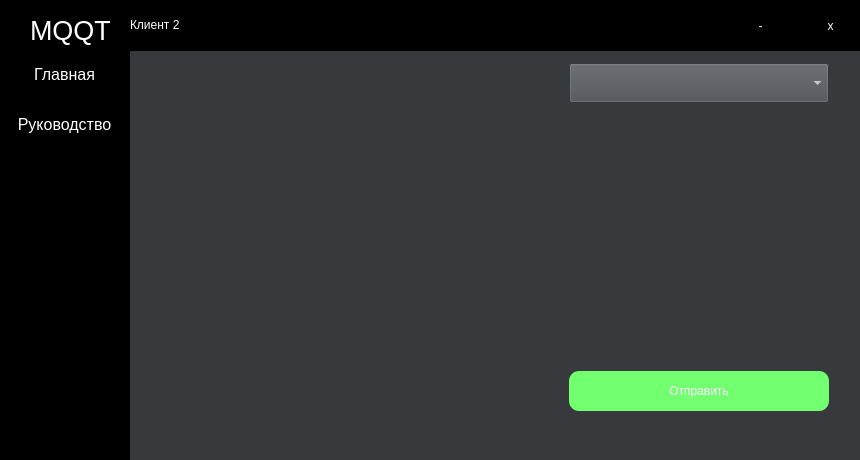
Old version of the form client2.ui in the repository gaaldren/MQTT.
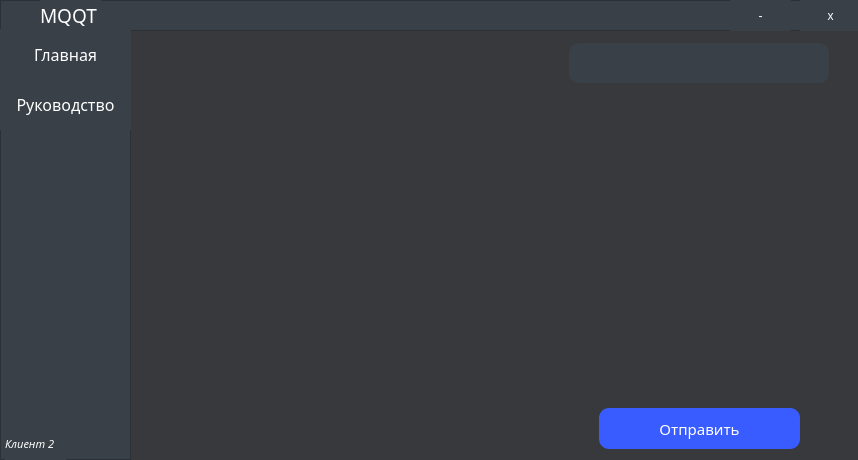
New version of the form.

The edit to the form file:
```diff
--- a/client2.ui
+++ b/client2.ui
@@ -6,7 +6,7 @@
    <rect>
     <x>0</x>
     <y>0</y>
-    <width>860</width>
+    <width>858</width>
     <height>460</height>
    </rect>
   </property>
@@ -35,11 +35,19 @@
       <x>0</x>
       <y>0</y>
       <width>861</width>
-      <height>51</height>
+      <height>31</height>
      </rect>
     </property>
+    <property name="font">
+     <font>
+      <family>Montserrat Black</family>
+      <weight>75</weight>
+      <italic>true</italic>
+      <bold>true</bold>
+     </font>
+    </property>
     <property name="styleSheet">
-     <string notr="true">background-color: rgb(0, 0, 0);</string>
+     <string notr="true">background-color: rgb(57, 64, 72);</string>
     </property>
     <property name="frameShape">
      <enum>QFrame::StyledPanel</enum>
@@ -53,13 +61,13 @@
        <x>730</x>
        <y>0</y>
        <width>61</width>
-       <height>51</height>
+       <height>31</height>
       </rect>
      </property>
      <property name="styleSheet">
       <string notr="true">QPushButton {
  color: rgb(255, 255, 255);
-background-color: black;
+background-color: rgb(57, 64, 72);
  border: 0px solid;
 }
 
@@ -77,13 +85,13 @@
        <x>800</x>
        <y>0</y>
        <width>61</width>
-       <height>51</height>
+       <height>31</height>
       </rect>
      </property>
      <property name="styleSheet">
       <string notr="true">QPushButton {
  color: rgb(255, 255, 255);
-background-color: black;
+background-color: rgb(57, 64, 72);
  border: 0px solid;
 }
 
@@ -98,48 +106,39 @@
     <widget class="QLabel" name="label">
      <property name="geometry">
       <rect>
-       <x>30</x>
-       <y>10</y>
-       <width>81</width>
-       <height>41</height>
+       <x>40</x>
+       <y>0</y>
+       <width>61</width>
+       <height>31</height>
       </rect>
      </property>
+     <property name="font">
+      <font>
+       <family>Montserrat Medium</family>
+       <weight>50</weight>
+       <italic>false</italic>
+       <bold>false</bold>
+      </font>
+     </property>
      <property name="styleSheet">
       <string notr="true">color: rgb(255, 255, 255);</string>
      </property>
      <property name="text">
-      <string>&lt;html&gt;&lt;head/&gt;&lt;body&gt;&lt;p&gt;&lt;span style=&quot; font-size:20pt;&quot;&gt;MQQT&lt;/span&gt;&lt;/p&gt;&lt;/body&gt;&lt;/html&gt;</string>
-     </property>
-    </widget>
-    <widget class="QLabel" name="label_2">
-     <property name="geometry">
-      <rect>
-       <x>130</x>
-       <y>10</y>
-       <width>51</width>
-       <height>31</height>
-      </rect>
-     </property>
-     <property name="styleSheet">
-      <string notr="true">color: rgb(255, 255, 255);
-</string>
-     </property>
-     <property name="text">
-      <string>&lt;html&gt;&lt;head/&gt;&lt;body&gt;&lt;p&gt;Клиент 2&lt;/p&gt;&lt;/body&gt;&lt;/html&gt;</string>
+      <string>&lt;html&gt;&lt;head/&gt;&lt;body&gt;&lt;p&gt;&lt;span style=&quot; font-size:14pt;&quot;&gt;MQQT&lt;/span&gt;&lt;/p&gt;&lt;/body&gt;&lt;/html&gt;</string>
      </property>
     </widget>
    </widget>
    <widget class="QFrame" name="frame_3">
     <property name="geometry">
      <rect>
-      <x>-1</x>
-      <y>49</y>
+      <x>0</x>
+      <y>29</y>
       <width>131</width>
-      <height>411</height>
+      <height>431</height>
      </rect>
     </property>
     <property name="styleSheet">
-     <string notr="true">background-color: rgb(0, 0, 0);</string>
+     <string notr="true">background-color: rgb(57, 64, 72);</string>
     </property>
     <property name="frameShape">
      <enum>QFrame::StyledPanel</enum>
@@ -158,13 +157,15 @@
      </property>
      <property name="font">
       <font>
+       <family>Montserrat Medium</family>
        <pointsize>12</pointsize>
+       <italic>false</italic>
       </font>
      </property>
      <property name="styleSheet">
       <string notr="true">QPushButton {
  color: rgb(255, 255, 255);
-background-color: black;
+background-color: rgb(57, 64, 72);
  border: 0px solid;
 }
 
@@ -187,13 +188,15 @@
      </property>
      <property name="font">
       <font>
+       <family>Montserrat Medium</family>
        <pointsize>12</pointsize>
+       <italic>false</italic>
       </font>
      </property>
      <property name="styleSheet">
       <string notr="true">QPushButton {
  color: rgb(255, 255, 255);
-background-color: black;
+background-color: rgb(57, 64, 72);
  border: 0px solid;
 }
 
@@ -205,28 +208,61 @@
       <string>Руководство</string>
      </property>
     </widget>
+    <widget class="QLabel" name="label_2">
+     <property name="geometry">
+      <rect>
+       <x>5</x>
+       <y>400</y>
+       <width>61</width>
+       <height>31</height>
+      </rect>
+     </property>
+     <property name="font">
+      <font>
+       <family>Montserrat Medium</family>
+       <pointsize>8</pointsize>
+       <weight>50</weight>
+       <italic>true</italic>
+       <bold>false</bold>
+      </font>
+     </property>
+     <property name="styleSheet">
+      <string notr="true">color: rgb(255, 255, 255);
+</string>
+     </property>
+     <property name="text">
+      <string>&lt;html&gt;&lt;head/&gt;&lt;body&gt;&lt;p&gt;Клиент 2&lt;/p&gt;&lt;/body&gt;&lt;/html&gt;</string>
+     </property>
+    </widget>
    </widget>
    <widget class="QStackedWidget" name="stackedWidget">
     <property name="geometry">
      <rect>
       <x>139</x>
-      <y>59</y>
+      <y>39</y>
       <width>721</width>
-      <height>391</height>
+      <height>411</height>
      </rect>
     </property>
     <widget class="QWidget" name="page">
      <widget class="QPushButton" name="btn_for_sendmessage2">
       <property name="geometry">
        <rect>
-        <x>430</x>
-        <y>312</y>
-        <width>260</width>
-        <height>40</height>
+        <x>460</x>
+        <y>369</y>
+        <width>201</width>
+        <height>41</height>
        </rect>
       </property>
+      <property name="font">
+       <font>
+        <family>Montserrat Medium</family>
+        <pointsize>11</pointsize>
+        <italic>false</italic>
+       </font>
+      </property>
       <property name="styleSheet">
-       <string notr="true">background-color: rgb(114, 255, 112);
+       <string notr="true">background-color: rgb(56, 92, 255);
 border-radius: 10px;
 color: rgb(255, 255, 255);</string>
       </property>
@@ -240,13 +276,14 @@
         <x>0</x>
         <y>4</y>
         <width>404</width>
-        <height>302</height>
+        <height>341</height>
        </rect>
       </property>
       <property name="font">
        <font>
-        <family>MS Shell Dlg 2</family>
+        <family>Montserrat Medium</family>
         <pointsize>12</pointsize>
+        <italic>false</italic>
        </font>
       </property>
       <property name="styleSheet">
@@ -260,7 +297,7 @@
        <string>&lt;!DOCTYPE HTML PUBLIC &quot;-//W3C//DTD HTML 4.0//EN&quot; &quot;http://www.w3.org/TR/REC-html40/strict.dtd&quot;&gt;
 &lt;html&gt;&lt;head&gt;&lt;meta name=&quot;qrichtext&quot; content=&quot;1&quot; /&gt;&lt;style type=&quot;text/css&quot;&gt;
 p, li { white-space: pre-wrap; }
-&lt;/style&gt;&lt;/head&gt;&lt;body style=&quot; font-family:'MS Shell Dlg 2'; font-size:12pt; font-weight:400; font-style:normal;&quot;&gt;
+&lt;/style&gt;&lt;/head&gt;&lt;body style=&quot; font-family:'Montserrat Medium'; font-size:12pt; font-weight:400; font-style:normal;&quot;&gt;
 &lt;p style=&quot;-qt-paragraph-type:empty; margin-top:0px; margin-bottom:0px; margin-left:0px; margin-right:0px; -qt-block-indent:0; text-indent:0px; font-family:'Montserrat'; font-size:8.25pt;&quot;&gt;&lt;br /&gt;&lt;/p&gt;&lt;/body&gt;&lt;/html&gt;</string>
       </property>
      </widget>
@@ -275,13 +312,32 @@
       </property>
       <property name="font">
        <font>
-        <family>Montserrat</family>
+        <family>Montserrat Medium</family>
+        <pointsize>10</pointsize>
+        <italic>false</italic>
        </font>
       </property>
       <property name="styleSheet">
-       <string notr="true">background-color: rgb(76, 79, 84);
+       <string notr="true">QComboBox{
+background-color: rgb(57, 64, 72);
 color: white;
+border-radius: 10px;
+}
 
+QComboBox::drop-down {
+     subcontrol-origin: padding;
+     subcontrol-position: top right;
+     width: 15px;
+     border-left-width: 1px;
+     border-left-color: darkgray;
+     border-top-right-radius: 10px; 
+     border-bottom-right-radius: 10px;
+ }
+
+QComboBox QAbstractItemView {
+border: 1px solid darkgray;
+selection-background-color:  rgb(56, 92, 255);
+}
 </string>
       </property>
      </widget>
@@ -289,17 +345,18 @@
       <property name="geometry">
        <rect>
         <x>0</x>
-        <y>312</y>
+        <y>370</y>
         <width>404</width>
         <height>40</height>
        </rect>
       </property>
       <property name="font">
        <font>
-        <family>MS Shell Dlg 2</family>
+        <family>Montserrat Medium</family>
         <pointsize>12</pointsize>
-        <weight>75</weight>
-        <bold>true</bold>
+        <weight>50</weight>
+        <italic>false</italic>
+        <bold>false</bold>
         <underline>false</underline>
         <strikeout>false</strikeout>
        </font>
```
Left out of the diff: 31 changed lines with no effect on the pictures.
